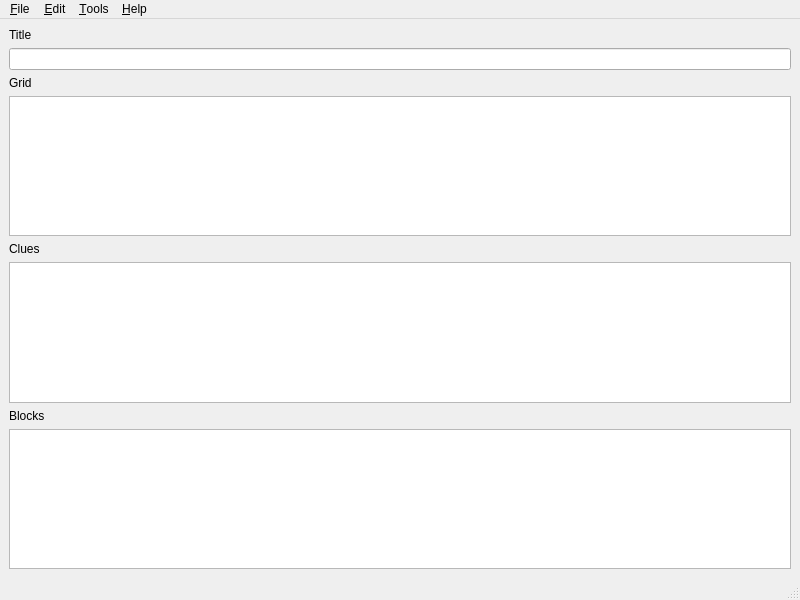
This is four_letter_blocks/main_window.ui in donkirkby/four-letter-blocks as Qt 5 draws it before an edit. The edited form follows.
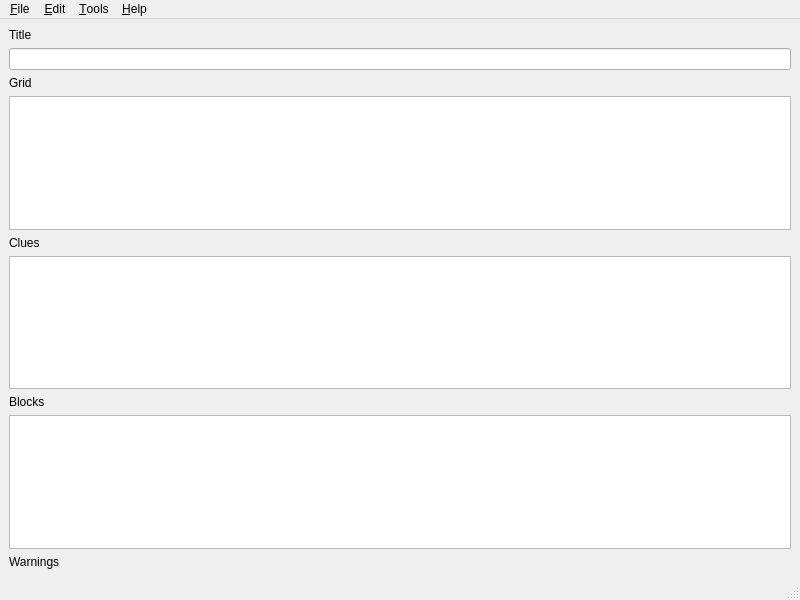
This is the edited form. Custom widgets are drawn as their Qt base class.

Diff of the .ui file:
```diff
--- a/four_letter_blocks/main_window.ui
+++ b/four_letter_blocks/main_window.ui
@@ -70,6 +70,13 @@
       </property>
      </widget>
     </item>
+    <item>
+     <widget class="QLabel" name="warnings_label">
+      <property name="text">
+       <string>Warnings</string>
+      </property>
+     </widget>
+    </item>
    </layout>
   </widget>
   <widget class="QMenuBar" name="menubar">
```
